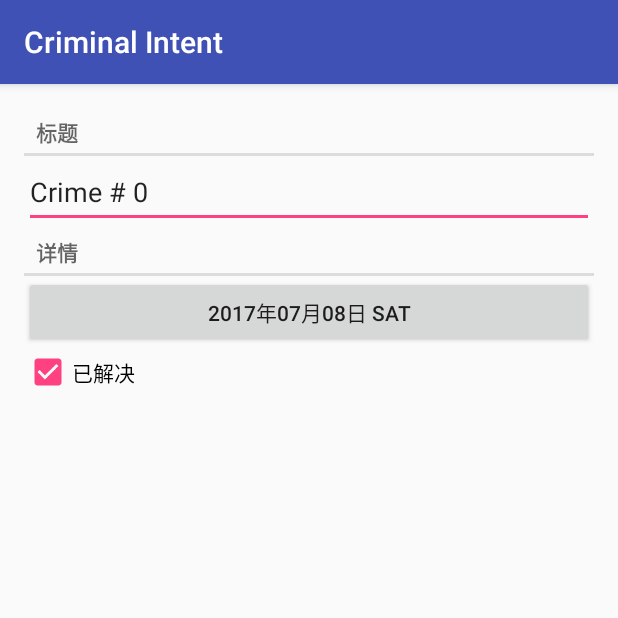
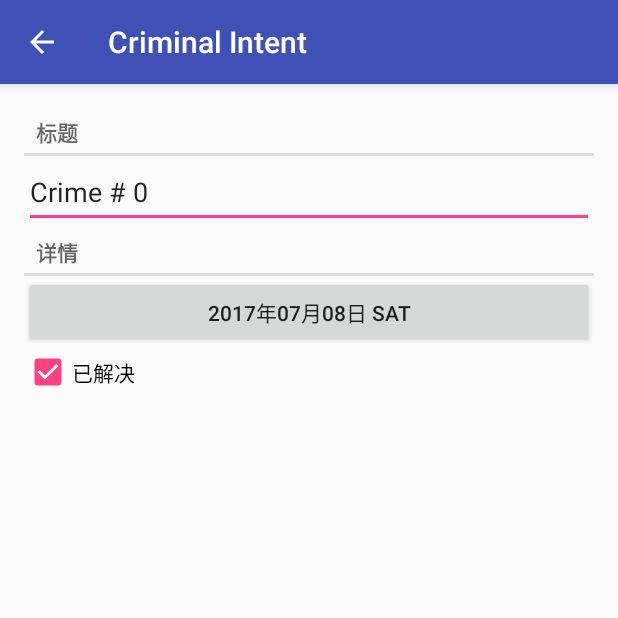
Before and after one commit to edazh/Criminal-Intent, an Android app: the screen it shows after launch (CrimePagerActivity), after a tap on an icon or button, on a phone screen of 412 x 824 dp, the top half of it. Run offline under Robolectric (Android 15) with nearby library versions, the phone set to English and light mode, and no system bars; 2 other taps on this screen came first.

Commit message:
please help me

```diff
--- a/app/src/main/AndroidManifest.xml
+++ b/app/src/main/AndroidManifest.xml
@@ -16,7 +16,9 @@
                 <category android:name="android.intent.category.LAUNCHER"/>
             </intent-filter>
         </activity>
-        <activity android:name=".CrimePagerActivity">
+        <activity
+            android:name=".CrimePagerActivity"
+            android:parentActivityName=".CrimeListActivity">
         </activity>
     </application>
 
--- a/app/src/main/java/com/edazh/criminalintent/CrimeLab.java
+++ b/app/src/main/java/com/edazh/criminalintent/CrimeLab.java
@@ -55,4 +55,14 @@ public class CrimeLab {
         }
         return null;
     }
+
+    /**
+     * 添加罪行
+     * @param crime crime实例
+     */
+    public void addCrime(Crime crime) {
+        mCrimeList.add(crime);
+    }
+
+
 }
--- a/app/src/main/java/com/edazh/criminalintent/CrimeListFragment.java
+++ b/app/src/main/java/com/edazh/criminalintent/CrimeListFragment.java
@@ -4,9 +4,14 @@ import android.content.Intent;
 import android.os.Bundle;
 import android.support.annotation.Nullable;
 import android.support.v4.app.Fragment;
+import android.support.v7.app.AppCompatActivity;
 import android.support.v7.widget.LinearLayoutManager;
 import android.support.v7.widget.RecyclerView;
+import android.util.Log;
 import android.view.LayoutInflater;
+import android.view.Menu;
+import android.view.MenuInflater;
+import android.view.MenuItem;
 import android.view.View;
 import android.view.ViewGroup;
 import android.widget.ImageView;
@@ -21,9 +26,13 @@ import java.util.List;
  */
 
 public class CrimeListFragment extends Fragment {
+    private static final String TAG = "CrimeListFragment";
     private RecyclerView mCrimeRecyclerView;
     private CrimeAdapter mCrimeAdapter;
     private int mAdapterPosition;
+    private boolean mSubtitleVisible;
+
+    private static final String SAVED_SUBTITLE_VISIBLE = "subtitle";
 
     @Nullable
     @Override
@@ -33,7 +42,11 @@ public class CrimeListFragment extends Fragment {
         mCrimeRecyclerView = (RecyclerView) v.findViewById(R.id.crime_recycler_view);
         mCrimeRecyclerView.setLayoutManager(new LinearLayoutManager(getActivity()));
 
-        //updateUI();
+        if (savedInstanceState != null) {
+            savedInstanceState.getBoolean(SAVED_SUBTITLE_VISIBLE);
+        }
+        updateUI();
+        Log.d(TAG, "onCreateView: ");
 
         return v;
     }
@@ -42,6 +55,7 @@ public class CrimeListFragment extends Fragment {
     public void onResume() {
         super.onResume();
         updateUI();
+        Log.d(TAG, "onResume: ");
     }
 
     private void updateUI() {
@@ -55,6 +69,8 @@ public class CrimeListFragment extends Fragment {
             //mCrimeAdapter.notifyDataSetChanged();
             mCrimeAdapter.notifyItemChanged(mAdapterPosition);
             mAdapterPosition = -1;
+
+            updateSubtitle();
         }
     }
 
@@ -121,5 +137,60 @@ public class CrimeListFragment extends Fragment {
         }
     }
 
+    @Override
+    public void onCreateOptionsMenu(Menu menu, MenuInflater inflater) {
+        super.onCreateOptionsMenu(menu, inflater);
+        inflater.inflate(R.menu.fragment_crime_list, menu);
 
+        MenuItem menuItem = menu.findItem(R.id.show_subtitle);
+        if (mSubtitleVisible) {
+            menuItem.setIcon(R.drawable.ic_menu_hide);
+        } else {
+            menuItem.setIcon(R.drawable.ic_menu_show);
+        }
+    }
+
+    @Override
+    public void onCreate(@Nullable Bundle savedInstanceState) {
+        super.onCreate(savedInstanceState);
+        setHasOptionsMenu(true);
+        Log.d(TAG, "onCreate: ");
+    }
+
+    @Override
+    public boolean onOptionsItemSelected(MenuItem item) {
+        switch (item.getItemId()) {
+            case R.id.new_crime:
+                Crime crime = new Crime();
+                CrimeLab.get(getActivity()).addCrime(crime);
+                Intent intent = CrimePagerActivity.newIntent(getActivity(), crime.getId());
+                startActivity(intent);
+                return true;
+            case R.id.show_subtitle:
+                mSubtitleVisible = !mSubtitleVisible;
+                getActivity().invalidateOptionsMenu();
+                updateSubtitle();
+                return true;
+            default:
+                return super.onOptionsItemSelected(item);
+        }
+    }
+
+    private void updateSubtitle() {
+        CrimeLab crimeLab = CrimeLab.get(getActivity());
+        int crimeCount = crimeLab.getCrimeList().size();
+        String subtitle = getString(R.string.subtitle_format, crimeCount);
+        if (!mSubtitleVisible) {
+            subtitle = null;
+        }
+
+        AppCompatActivity activity = (AppCompatActivity) getActivity();
+        activity.getSupportActionBar().setSubtitle(subtitle);
+    }
+
+    @Override
+    public void onSaveInstanceState(Bundle outState) {
+        super.onSaveInstanceState(outState);
+        outState.putBoolean(SAVED_SUBTITLE_VISIBLE, mSubtitleVisible);
+    }
 }
--- a/app/src/main/java/com/edazh/criminalintent/CrimePagerActivity.java
+++ b/app/src/main/java/com/edazh/criminalintent/CrimePagerActivity.java
@@ -5,6 +5,7 @@ import android.content.Intent;
 import android.support.v4.app.Fragment;
 import android.support.v4.app.FragmentManager;
 import android.support.v4.app.FragmentPagerAdapter;
+import android.support.v4.app.FragmentStatePagerAdapter;
 import android.support.v4.view.ViewPager;
 import android.support.v7.app.AppCompatActivity;
 import android.os.Bundle;
@@ -26,7 +27,7 @@ public class CrimePagerActivity extends AppCompatActivity {
         mViewPager = (ViewPager) findViewById(R.id.activity_crime_pager_view_pager);
         mCrimeList = CrimeLab.get(this).getCrimeList();
         FragmentManager fragmentManager = getSupportFragmentManager();
-        mViewPager.setAdapter(new FragmentPagerAdapter(fragmentManager) {
+        mViewPager.setAdapter(new FragmentStatePagerAdapter(fragmentManager) {
             @Override
             public Fragment getItem(int position) {
                 Crime crime = mCrimeList.get(position);
@@ -41,14 +42,15 @@ public class CrimePagerActivity extends AppCompatActivity {
 
         UUID crimeId = (UUID) getIntent().getSerializableExtra(EXTRA_CRIME_ID);
 
-        int size = mCrimeList.size();
-        for (int i = 0; i < size; i++) {
+
+        for (int i = 0; i < mCrimeList.size(); i++) {
             if (mCrimeList.get(i).getId().equals(crimeId)) {
                 mViewPager.setCurrentItem(i);
                 break;
             }
         }
     }
+
 
     /**
      * 获取本类的Intent实例
--- /dev/null
+++ b/app/src/main/res/drawable/ic_menu_add.xml
@@ -0,0 +1,9 @@
+<vector xmlns:android="http://schemas.android.com/apk/res/android"
+        android:width="24dp"
+        android:height="24dp"
+        android:viewportHeight="24.0"
+        android:viewportWidth="24.0">
+    <path
+        android:fillColor="#FFF"
+        android:pathData="M19,13h-6v6h-2v-6H5v-2h6V5h2v6h6v2z"/>
+</vector>
--- /dev/null
+++ b/app/src/main/res/drawable/ic_menu_hide.xml
@@ -0,0 +1,9 @@
+<vector xmlns:android="http://schemas.android.com/apk/res/android"
+        android:width="24dp"
+        android:height="24dp"
+        android:viewportWidth="24.0"
+        android:viewportHeight="24.0">
+    <path
+        android:fillColor="#FFF"
+        android:pathData="M12,7c2.76,0 5,2.24 5,5 0,0.65 -0.13,1.26 -0.36,1.83l2.92,2.92c1.51,-1.26 2.7,-2.89 3.43,-4.75 -1.73,-4.39 -6,-7.5 -11,-7.5 -1.4,0 -2.74,0.25 -3.98,0.7l2.16,2.16C10.74,7.13 11.35,7 12,7zM2,4.27l2.28,2.28 0.46,0.46C3.08,8.3 1.78,10.02 1,12c1.73,4.39 6,7.5 11,7.5 1.55,0 3.03,-0.3 4.38,-0.84l0.42,0.42L19.73,22 21,20.73 3.27,3 2,4.27zM7.53,9.8l1.55,1.55c-0.05,0.21 -0.08,0.43 -0.08,0.65 0,1.66 1.34,3 3,3 0.22,0 0.44,-0.03 0.65,-0.08l1.55,1.55c-0.67,0.33 -1.41,0.53 -2.2,0.53 -2.76,0 -5,-2.24 -5,-5 0,-0.79 0.2,-1.53 0.53,-2.2zM11.84,9.02l3.15,3.15 0.02,-0.16c0,-1.66 -1.34,-3 -3,-3l-0.17,0.01z"/>
+</vector>
--- /dev/null
+++ b/app/src/main/res/drawable/ic_menu_show.xml
@@ -0,0 +1,9 @@
+<vector xmlns:android="http://schemas.android.com/apk/res/android"
+        android:width="24dp"
+        android:height="24dp"
+        android:viewportWidth="24.0"
+        android:viewportHeight="24.0">
+    <path
+        android:fillColor="#FFF"
+        android:pathData="M12,4.5C7,4.5 2.73,7.61 1,12c1.73,4.39 6,7.5 11,7.5s9.27,-3.11 11,-7.5c-1.73,-4.39 -6,-7.5 -11,-7.5zM12,17c-2.76,0 -5,-2.24 -5,-5s2.24,-5 5,-5 5,2.24 5,5 -2.24,5 -5,5zM12,9c-1.66,0 -3,1.34 -3,3s1.34,3 3,3 3,-1.34 3,-3 -1.34,-3 -3,-3z"/>
+</vector>
--- /dev/null
+++ b/app/src/main/res/menu/fragment_crime_list.xml
@@ -0,0 +1,15 @@
+<?xml version="1.0" encoding="utf-8"?>
+<menu xmlns:android="http://schemas.android.com/apk/res/android"
+      xmlns:app="http://schemas.android.com/apk/res-auto">
+    <item
+        android:id="@+id/show_subtitle"
+        android:icon="@drawable/ic_menu_show"
+        android:title="@string/show_subtitle"
+        app:showAsAction="ifRoom"/>
+    <item
+        android:id="@+id/new_crime"
+        android:icon="@drawable/ic_menu_add"
+        android:title="@string/new_crime"
+        app:showAsAction="always"/>
+
+</menu>
--- a/app/src/main/res/values/strings.xml
+++ b/app/src/main/res/values/strings.xml
@@ -6,4 +6,9 @@
     <string name="crime_details_label">详情</string>
     <string name="crime_solved_label">已解决</string>
     <string name="date_picker_title">犯罪日期</string>
+
+    <string name="show_subtitle">显示副标题</string>
+    <string name="hide_subtitle">隐藏副标题</string>
+    <string name="new_crime">添加罪行</string>
+    <string name="subtitle_format">%1$d 个罪行</string>
 </resources>
```
